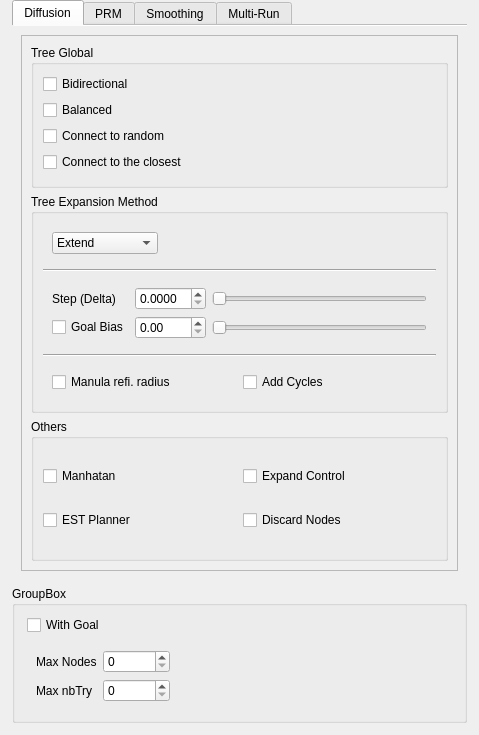
Old version of the form qtWindow/qtMainInterface/qtMotionPlanner.ui in the repository jmainpri/libmove3d.
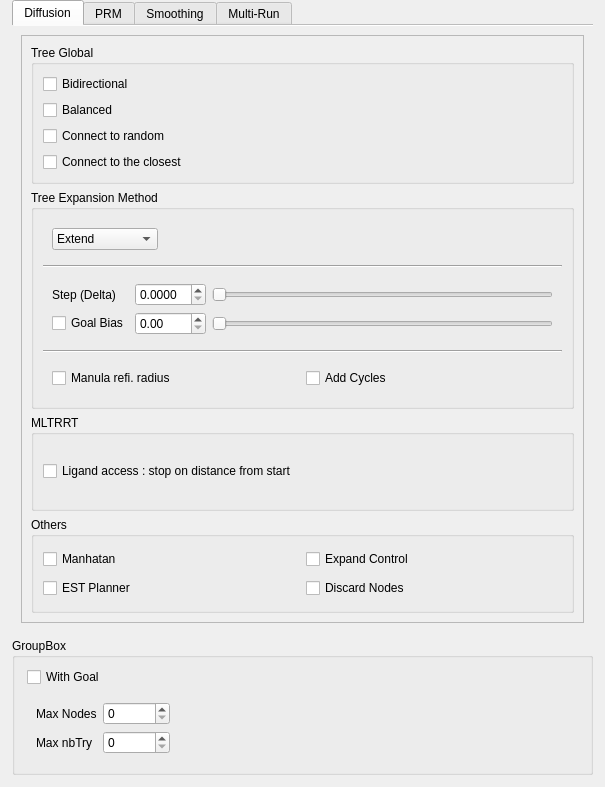
New version of the form.

```diff
--- a/qtWindow/qtMainInterface/qtMotionPlanner.ui
+++ b/qtWindow/qtMainInterface/qtMotionPlanner.ui
@@ -6,8 +6,8 @@
    <rect>
     <x>0</x>
     <y>0</y>
-    <width>479</width>
-    <height>735</height>
+    <width>605</width>
+    <height>787</height>
    </rect>
   </property>
   <property name="windowTitle">
@@ -58,8 +58,8 @@
            <rect>
             <x>0</x>
             <y>0</y>
-            <width>411</width>
-            <height>505</height>
+            <width>567</width>
+            <height>586</height>
            </rect>
           </property>
           <layout class="QVBoxLayout" name="verticalLayout">
@@ -246,6 +246,22 @@
              </layout>
             </widget>
            </item>
+           <item>
+            <widget class="QGroupBox" name="MLTRRT">
+             <property name="title">
+              <string>MLTRRT</string>
+             </property>
+             <layout class="QVBoxLayout" name="verticalLayout_4">
+              <item>
+               <widget class="QCheckBox" name="ligandAccessStop">
+                <property name="text">
+                 <string>Ligand access : stop on distance from start</string>
+                </property>
+               </widget>
+              </item>
+             </layout>
+            </widget>
+           </item>
            <item>
             <widget class="QGroupBox" name="othersGroupBox">
              <property name="title">
```
Left out of the diff: 11 changed lines with no effect on the pictures.
